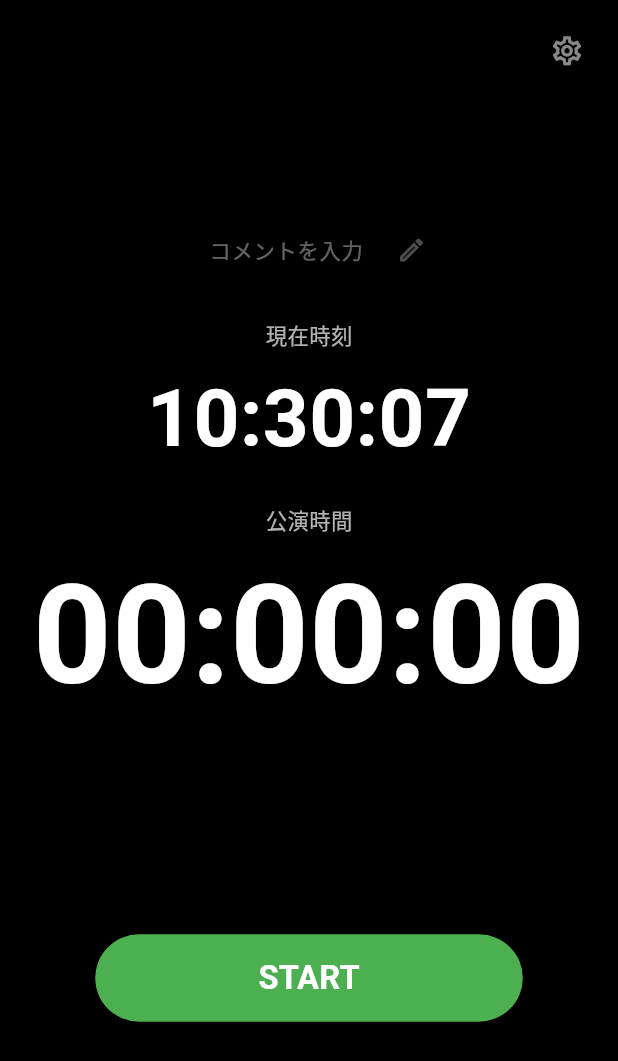
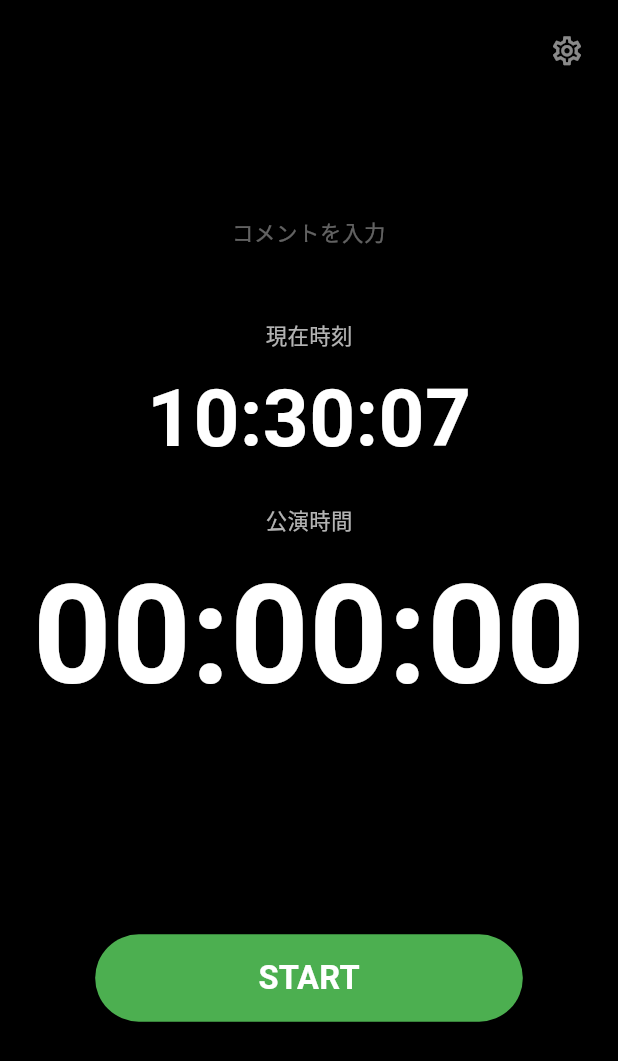
Before and after one commit to SIGNAL-FLOW-LAB/signal-flow-show-time, a Flutter app: the screen it shows after launch, on a phone screen of 412 x 824 dp. Shown: the top 1061 px of the screen. Run offline on Flutter 3.47's test engine with Material 3 defaults, Android fonts, the phone set to English and light mode, and no system bars; our stand-ins replace package_info_plus, shared_preferences, wakelock_plus; missing offline and left inert: window_manager.

Commit message:
Remove edit icon and comment offset

```diff
--- a/lib/widgets/show_title.dart
+++ b/lib/widgets/show_title.dart
@@ -37,12 +37,8 @@ class ShowTitle extends StatelessWidget {
           constraints: BoxConstraints(minHeight: 64, maxWidth: availableWidth),
           child: Padding(
             padding: const EdgeInsets.symmetric(horizontal: 18, vertical: 12),
-            child: Row(
-              mainAxisSize: MainAxisSize.min,
-              mainAxisAlignment: MainAxisAlignment.center,
-              crossAxisAlignment: CrossAxisAlignment.center,
-              children: [
-                Flexible(
+            child: SizedBox(
+              width: double.infinity,
               child: Text(
                 isEmpty ? emptyTitleLabel : title,
                 maxLines: displayMaxLines,
@@ -58,17 +54,6 @@ class ShowTitle extends StatelessWidget {
                 ),
               ),
             ),
-                const SizedBox(width: 10),
-                Transform.translate(
-                  offset: const Offset(12, 0), // ← 鉛筆だけ12px右へ
-                  child: const Icon(
-                    Icons.edit_outlined,
-                    size: 20,
-                    color: Colors.white30,
-                  ),
-                ),
-              ],
-            ),
           ),
         ),
       ),
--- a/pubspec.yaml
+++ b/pubspec.yaml
@@ -16,7 +16,7 @@ publish_to: 'none' # Remove this line if you wish to publish to pub.dev
 # https://developer.apple.com/library/archive/documentation/General/Reference/InfoPlistKeyReference/Articles/CoreFoundationKeys.html
 # In Windows, build-name is used as the major, minor, and patch parts
 # of the product and file versions while build-number is used as the build suffix.
-version: 1.0.4+1
+version: 1.0.4+2
 
 environment:
   sdk: ^3.12.2
```
Also changed, not shown: 1 other file. Lines whose indentation alone changed are shown as unchanged.
